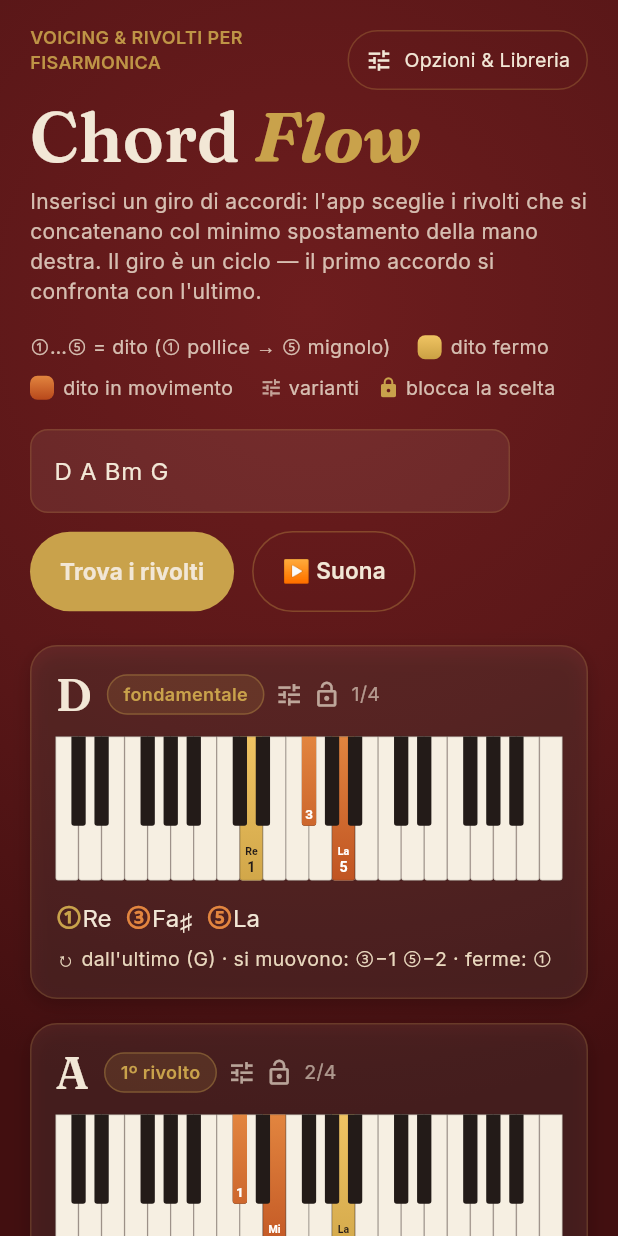
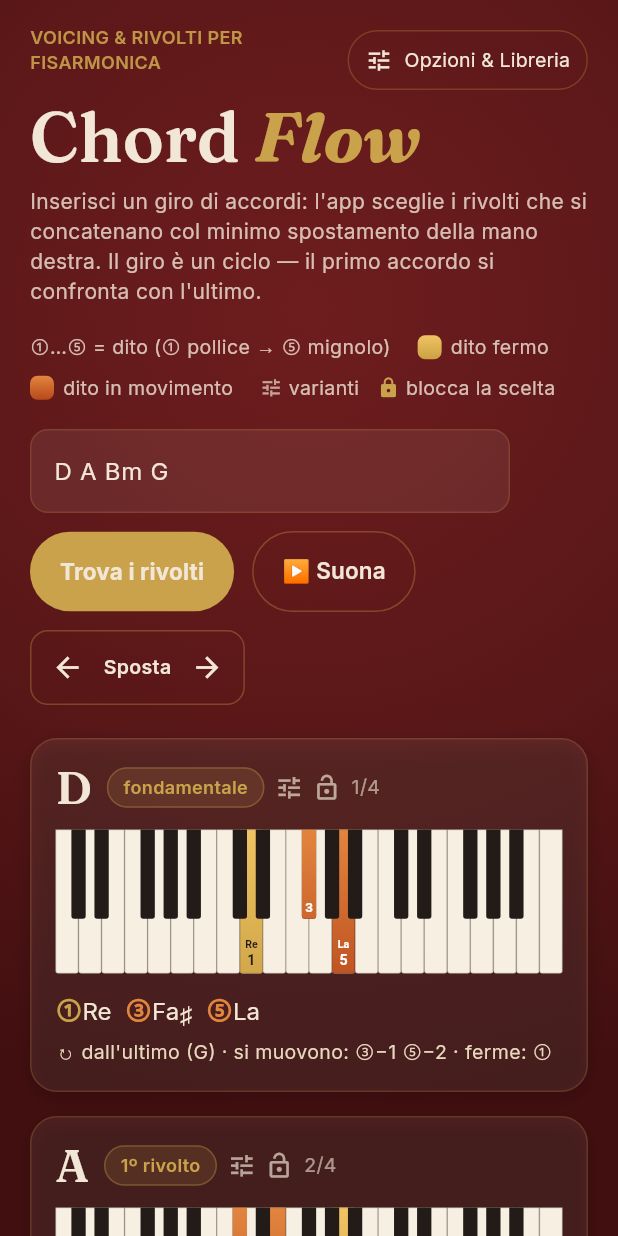
Before and after one commit to ianes1978/Chord-Flow, a Flutter app: the screen it shows after launch, on a phone screen of 412 x 824 dp. Run offline on Flutter 3.47's test engine with Material 3 defaults, Android fonts, the phone set to English and light mode, and no system bars; our stand-ins replace google_fonts, shared_preferences, web; missing offline and left inert: dart:js_interop, flutter_soloud.

Commit message:
Frecce per spostare globalmente gli accordi sulla tastiera
Accanto a "Suona" due frecce spostano tutto il giro verso sinistra
(grave) o destra (acuto): cambia la zona della mano e l'ottimizzatore
ricalcola i rivolti col minimo movimento. Lo spostamento viene salvato
con la canzone e rispetta gli accordi bloccati.

Co-Authored-By: Claude Fable 5.2 <noreply@anthropic.com>
Claude-Session: https://claude.ai/code/session_01DUZqHvsSWByx5QpbsnoWA7

```diff
--- a/lib/data/song_library.dart
+++ b/lib/data/song_library.dart
@@ -11,13 +11,17 @@ class Song {
   /// Voicing bloccati: indice accordo nel giro → note MIDI.
   final Map<int, List<int>> locks;
 
-  const Song(this.name, this.chords, {this.locks = const {}});
+  /// Spostamento globale della zona della mano (frecce ◀ ▶), in semitoni.
+  final int shift;
+
+  const Song(this.name, this.chords, {this.locks = const {}, this.shift = 0});
 
   Map<String, dynamic> toJson() => {
         'name': name,
         'chords': chords,
         if (locks.isNotEmpty)
           'locks': {for (final e in locks.entries) '${e.key}': e.value},
+        if (shift != 0) 'shift': shift,
       };
 
   factory Song.fromJson(Map<String, dynamic> j) {
@@ -31,7 +35,9 @@ class Song {
         }
       });
     }
-    return Song('${j['name'] ?? ''}', '${j['chords'] ?? ''}', locks: locks);
+    final shift = j['shift'];
+    return Song('${j['name'] ?? ''}', '${j['chords'] ?? ''}',
+        locks: locks, shift: shift is num ? shift.toInt() : 0);
   }
 }
 
--- a/lib/music/theory.dart
+++ b/lib/music/theory.dart
@@ -110,9 +110,14 @@ int kSearchHi = 81;
 /// Centro comodo della mano destra.
 int kTarget = 64;
 
+/// Spostamento globale della zona della mano, in semitoni rispetto a
+/// [kTarget]: positivo = verso destra (acuto), negativo = verso sinistra.
+int kShift = 0;
+
 /// Imposta l'estensione della tastiera. Con [low]/[high] null torna alla
 /// finestra libera; altrimenti disegno e voicing restano dentro i tasti reali.
 void setKeyboardRange(int? low, int? high) {
+  kShift = 0; // la zona della mano riparte dal centro della nuova tastiera
   if (low == null || high == null) {
     kLow = 48;
     kHigh = 84;
@@ -277,8 +282,9 @@ double centroid(List<int> v) {
   return sum / v.length;
 }
 
-/// Penalità per allontanarsi dal centro comodo della mano ([kTarget]).
-double pen(List<int> v) => (centroid(v) - kTarget).abs() * 0.4;
+/// Penalità per allontanarsi dal centro comodo della mano ([kTarget] più lo
+/// spostamento globale [kShift]).
+double pen(List<int> v) => (centroid(v) - (kTarget + kShift)).abs() * 0.4;
 
 /// Costo di transizione tra due voicing: somma degli spostamenti voce per voce,
 /// più una penalità se cambia il numero di voci.
@@ -417,6 +423,33 @@ List<List<int>> optimize(
   return bestSeq ?? _openDp(cands, tr);
 }
 
+/// Sposta **tutto il giro** verso destra ([dir] = +1, più acuto) o verso
+/// sinistra ([dir] = −1, più grave): muove la zona della mano ([kShift]) finché
+/// l'ottimizzatore trova una soluzione diversa nella direzione richiesta.
+///
+/// Restituisce false (lasciando [kShift] com'era) se non c'è altro spazio:
+/// fine della tastiera oppure accordi bloccati che tengono ferma la mano.
+bool shiftHand(
+  List<Chord> chords,
+  int dir, {
+  bool buttons = false,
+  Map<int, List<int>>? locks,
+}) {
+  if (chords.isEmpty || dir == 0) return false;
+  double height(List<List<int>> vs) =>
+      vs.fold(0.0, (sum, v) => sum + centroid(v));
+
+  final start = kShift;
+  final before = height(optimize(chords, buttons: buttons, locks: locks));
+  for (int step = 1; step <= 36; step++) {
+    kShift = start + dir * step;
+    final after = height(optimize(chords, buttons: buttons, locks: locks));
+    if ((after - before) * dir > 1e-9) return true;
+  }
+  kShift = start;
+  return false;
+}
+
 /// DP aperta (senza termine di chiusura ciclica): minimizza lo spostamento
 /// scegliendo alla fine il minimo sull'ultimo livello.
 List<List<int>> _openDp(List<List<List<int>>> cands, TransFn tr) {
--- a/lib/ui/home_page.dart
+++ b/lib/ui/home_page.dart
@@ -230,6 +230,33 @@ class _HomePageState extends State<HomePage> {
         buttons: _buttons, locks: _locked.isEmpty ? null : _locked));
   }
 
+  /// Frecce ◀ ▶: sposta tutto il giro verso sinistra (−1) o destra (+1) sulla
+  /// tastiera, tenendo comunque il minimo movimento tra un accordo e l'altro.
+  void _shiftHand(int dir) {
+    final ok = shiftHand(_chords, dir,
+        buttons: _buttons, locks: _locked.isEmpty ? null : _locked);
+    if (ok) {
+      _rearrange();
+      return;
+    }
+    ScaffoldMessenger.of(context)
+      ..hideCurrentSnackBar()
+      ..showSnackBar(SnackBar(
+        duration: const Duration(seconds: 2),
+        content: Text(_locked.isEmpty
+            ? 'Non c\'è altro spazio verso ${dir > 0 ? 'destra' : 'sinistra'} '
+                'sulla tastiera'
+            : 'Non si sposta oltre: sblocca gli accordi bloccati o sei a '
+                'fine tastiera'),
+      ));
+  }
+
+  /// Riporta la zona della mano al centro della tastiera.
+  void _resetShift() {
+    kShift = 0;
+    _rearrange();
+  }
+
   /// Blocca/sblocca l'accordo [i]: da bloccato usa il voicing corrente come
   /// vincolo per l'ottimizzatore.
   Future<void> _toggleLock(int i) async {
@@ -386,7 +413,8 @@ class _HomePageState extends State<HomePage> {
         Song(name, _controller.text,
             locks: {
               for (final e in _locked.entries) e.key: List<int>.from(e.value)
-            }));
+            },
+            shift: kShift));
     _currentSong = name;
     if (mounted) {
       setState(() => _songs = songs);
@@ -402,6 +430,7 @@ class _HomePageState extends State<HomePage> {
   void _loadSong(Song s) {
     _controller.text = s.chords;
     _currentSong = s.name;
+    kShift = s.shift; // zona della mano salvata con la canzone
     _compute(); // azzera i vincoli…
     // …poi ripristina le scelte salvate (solo indici validi).
     s.locks.forEach((i, v) {
@@ -954,7 +983,48 @@ class _HomePageState extends State<HomePage> {
           child: Text(_playing ? '▶ In riproduzione…' : '▶ Suona',
               style: AppText.ui(size: 15, weight: FontWeight.w600)),
         ),
+        _shiftControls(),
       ],
+    );
+  }
+
+  /// Frecce per spostare globalmente gli accordi sulla tastiera.
+  Widget _shiftControls() {
+    final enabled = _chords.isNotEmpty;
+    Widget arrow(IconData icon, String tip, VoidCallback onTap) => IconButton(
+          onPressed: enabled ? onTap : null,
+          tooltip: tip,
+          icon: Icon(icon, size: 22),
+          color: AppColors.cream,
+          disabledColor: const Color(0x55F2E7D6),
+          visualDensity: VisualDensity.compact,
+        );
+    return Container(
+      padding: const EdgeInsets.symmetric(horizontal: 4, vertical: 4),
+      decoration: BoxDecoration(
+        borderRadius: BorderRadius.circular(12),
+        border: Border.all(color: const Color(0x55C9A24B)),
+      ),
+      child: Row(
+        mainAxisSize: MainAxisSize.min,
+        children: [
+          arrow(Icons.arrow_back, 'Sposta tutti gli accordi a sinistra (grave)',
+              () => _shiftHand(-1)),
+          Padding(
+            padding: const EdgeInsets.symmetric(horizontal: 4),
+            child: Text('Sposta',
+                style: AppText.ui(
+                    size: 13,
+                    weight: FontWeight.w600,
+                    color: kShift == 0 ? AppColors.cream : AppColors.brass)),
+          ),
+          arrow(Icons.arrow_forward,
+              'Sposta tutti gli accordi a destra (acuto)', () => _shiftHand(1)),
+          if (kShift != 0)
+            arrow(Icons.restart_alt, 'Torna alla posizione centrale',
+                _resetShift),
+        ],
+      ),
     );
   }
 
```
Also changed, not shown: 1 other file.
